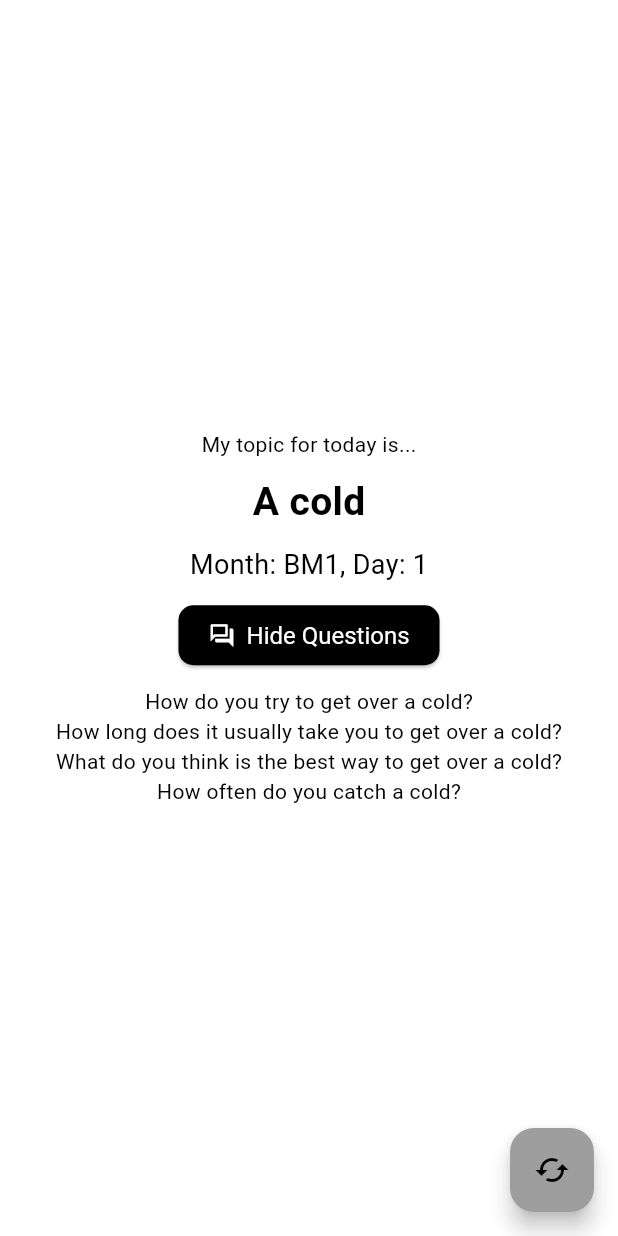
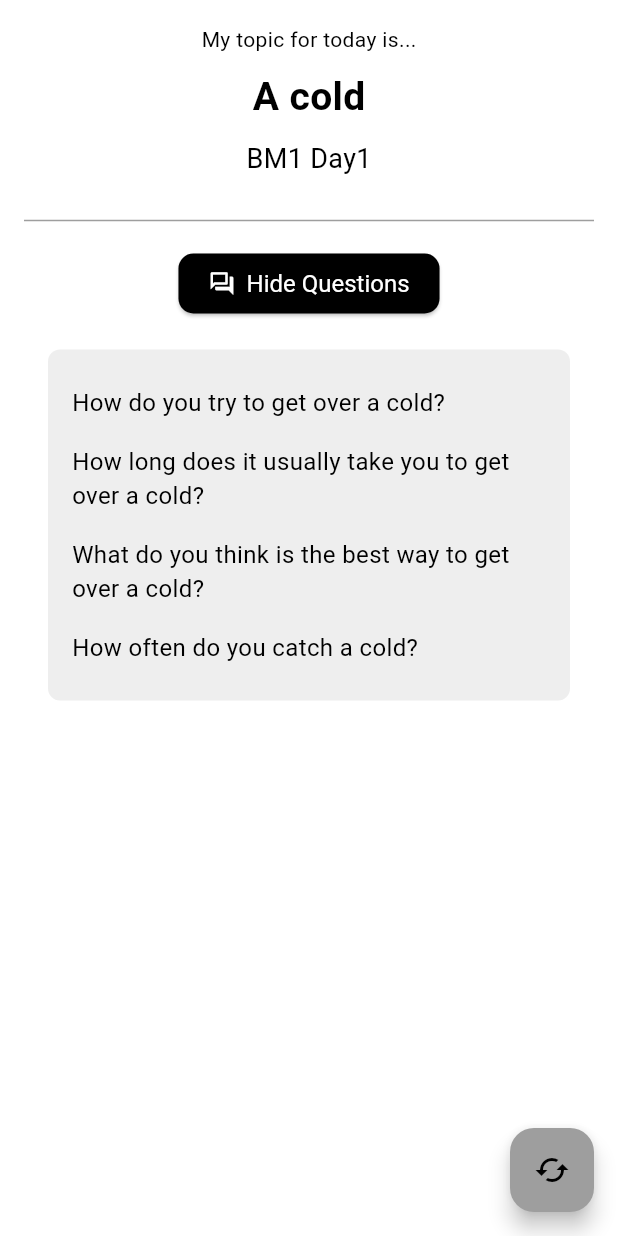
Before and after one commit to sohnsmith/pseacademy, a Flutter app: the RandomTopic screen opened directly, after a tap on "Show Questions", on a phone screen of 412 x 824 dp. Run offline on Flutter 3.47's test engine with Material 3 defaults, Android fonts, the light colour scheme and no system bars; Roboto replaces fonts that are missing (Pretendard).

Commit message:
design update 01

```diff
--- a/lib/screens/random_topic.dart
+++ b/lib/screens/random_topic.dart
@@ -12,9 +12,10 @@ class RandomTopic extends StatelessWidget {
     final topicProvider = Provider.of<TopicProvider>(context);
 
     return Scaffold(
-      body: Center(
+      body: Padding(
+        padding: const EdgeInsets.all(16.0),
         child: Column(
-          mainAxisAlignment: MainAxisAlignment.center,
+          crossAxisAlignment: CrossAxisAlignment.center,
           children: <Widget>[
             const Text("My topic for today is..."),
             const SizedBox(height: 10),
@@ -27,15 +28,17 @@ class RandomTopic extends StatelessWidget {
             ),
             const SizedBox(height: 10),
             Text(
-              "Month: ${topicProvider.currentTopic.month}, Day: ${topicProvider.currentTopic.day}",
+              "${topicProvider.currentTopic.month} Day${topicProvider.currentTopic.day}",
               style: const TextStyle(
                 fontSize: 18,
                 fontWeight: FontWeight.normal,
               ),
             ),
+            const SizedBox(height: 20),
+            const Divider(color: Colors.grey),
             const SizedBox(height: 10),
             const ToggleQuestionsButton(),
-            const SizedBox(height: 10),
+            const SizedBox(height: 20),
             if (topicProvider.showQuestions)
               QuestionList(questions: topicProvider.currentTopic.questions),
           ],
--- a/lib/screens/topic_by_day.dart
+++ b/lib/screens/topic_by_day.dart
@@ -12,10 +12,10 @@ class TopicByDay extends StatelessWidget {
     final topicProvider = Provider.of<TopicProvider>(context);
 
     return Scaffold(
-      body: Center(
-        child: topicProvider.filteredTopics.isNotEmpty
-            ? Column(
-                mainAxisAlignment: MainAxisAlignment.center,
+      body: Padding(
+        padding: const EdgeInsets.all(16.0),
+        child: Column(
+          crossAxisAlignment: CrossAxisAlignment.center,
           children: [
             const Text("My topic for today is..."),
             const SizedBox(height: 10),
@@ -28,21 +28,21 @@ class TopicByDay extends StatelessWidget {
             ),
             const SizedBox(height: 10),
             Text(
-                    "Month: ${topicProvider.currentTopic.month}, Day: ${topicProvider.currentTopic.day}",
+              "${topicProvider.currentTopic.month} Day${topicProvider.currentTopic.day}",
               style: const TextStyle(
                 fontSize: 18,
                 fontWeight: FontWeight.normal,
               ),
             ),
+            const SizedBox(height: 20),
+            const Divider(color: Colors.grey),
             const SizedBox(height: 10),
             const ToggleQuestionsButton(),
-                  const SizedBox(height: 10),
+            const SizedBox(height: 20),
             if (topicProvider.showQuestions)
-                    QuestionList(
-                        questions: topicProvider.currentTopic.questions),
+              QuestionList(questions: topicProvider.currentTopic.questions),
           ],
-              )
-            : const Text("Please select Month and Day to view the topic."),
+        ),
       ),
     );
   }
--- a/lib/widgets/question_list.dart
+++ b/lib/widgets/question_list.dart
@@ -7,8 +7,25 @@ class QuestionList extends StatelessWidget {
 
   @override
   Widget build(BuildContext context) {
-    return Column(
-      children: questions.map((question) => Text(question)).toList(),
+    return Container(
+      padding: const EdgeInsets.all(16.0),
+      margin: const EdgeInsets.symmetric(horizontal: 16.0),
+      decoration: BoxDecoration(
+        color: Colors.grey[200],
+        borderRadius: BorderRadius.circular(8.0),
+      ),
+      child: Column(
+        crossAxisAlignment: CrossAxisAlignment.start,
+        children: questions
+            .map((question) => Padding(
+                  padding: const EdgeInsets.symmetric(vertical: 8.0),
+                  child: Text(
+                    question,
+                    style: const TextStyle(fontSize: 16),
+                  ),
+                ))
+            .toList(),
+      ),
     );
   }
 }
```
Also changed, not shown: 1 other file. Lines whose indentation alone changed are shown as unchanged.
